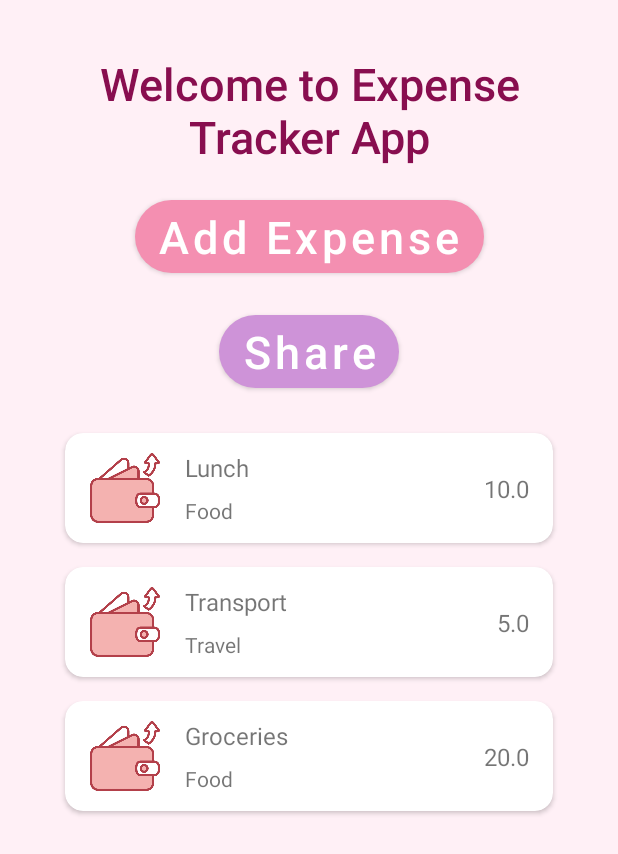
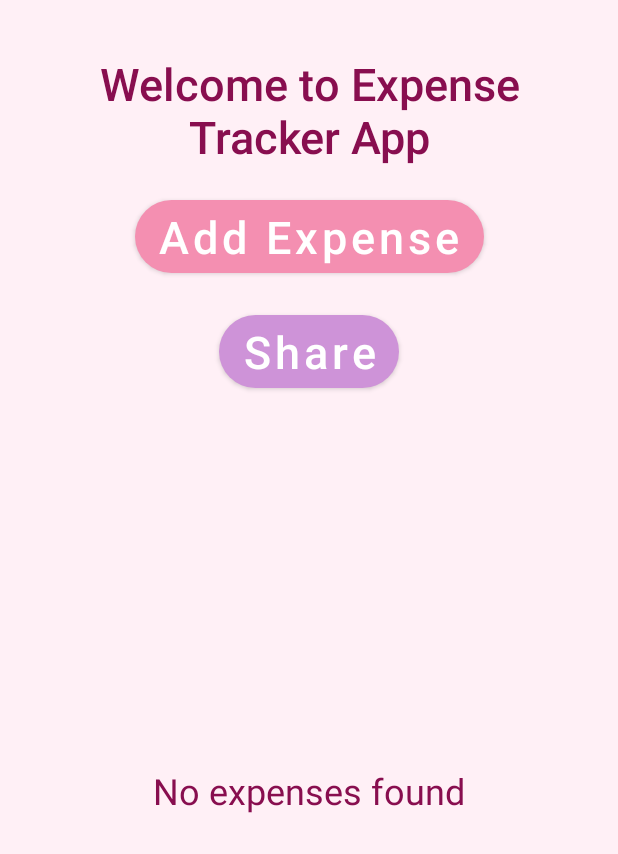
Before and after one commit to shorouksaffan/PersonalFinanceTrackerApp, an Android app: the screen it shows after launch (MainActivity), after a tap on "Share", on a phone screen of 412 x 824 dp. Shown: the top 854 px of the screen. Run offline under Robolectric (Android 15) with nearby library versions, the phone set to English and light mode, and no system bars.

Commit message:
Add empty state text view and update expense sharing functionality

```diff
--- a/app/src/main/java/com/example/personalfinancetrackerapp/ExpenseAdapter.kt
+++ b/app/src/main/java/com/example/personalfinancetrackerapp/ExpenseAdapter.kt
@@ -14,15 +14,15 @@ class ExpenseAdapter(var expenses: List<Expense>) :
         private val expenseCategory: TextView? = null
 
         fun getExpenseName(): TextView? {
-            return expenseName ?: itemView.findViewById<TextView>(R.id.expenseName)
+            return expenseName ?: itemView.findViewById(R.id.expenseName)
         }
 
         fun getExpenseAmount(): TextView? {
-            return expenseAmount ?: itemView.findViewById<TextView>(R.id.expenseAmount)
+            return expenseAmount ?: itemView.findViewById(R.id.expenseAmount)
         }
 
         fun getExpenseCategory(): TextView? {
-            return expenseCategory ?: itemView.findViewById<TextView>(R.id.expenseCategory)
+            return expenseCategory ?: itemView.findViewById(R.id.expenseCategory)
         }
     }
 
--- a/app/src/main/java/com/example/personalfinancetrackerapp/ExpenseRepository.kt
+++ /dev/null
@@ -1,9 +0,0 @@
-package com.example.personalfinancetrackerapp
-
-object ExpenseRepository {
-    val expenses = mutableListOf(
-        Expense("Lunch", 10.0, "Food"),
-        Expense("Transport", 5.0, "Travel"),
-        Expense("Groceries", 20.0, "Food")
-    )
-}
--- a/app/src/main/java/com/example/personalfinancetrackerapp/FinanceActivity.kt
+++ b/app/src/main/java/com/example/personalfinancetrackerapp/FinanceActivity.kt
@@ -1,16 +1,11 @@
 package com.example.personalfinancetrackerapp
 
-import android.content.Intent
 import android.os.Bundle
 import android.util.Log
 import android.widget.Toast
 import androidx.activity.enableEdgeToEdge
 import androidx.appcompat.app.AppCompatActivity
-import androidx.core.text.set
-import com.example.personalfinancetrackerapp.ExpenseRepository.expenses
-import com.example.personalfinancetrackerapp.R
 import com.example.personalfinancetrackerapp.databinding.ActivityFinanceBinding
-import com.example.personalfinancetrackerapp.databinding.ActivityMainBinding
 
 class FinanceActivity : AppCompatActivity() {
 
@@ -26,40 +21,60 @@ class FinanceActivity : AppCompatActivity() {
         setContentView(binding.root)
 
         binding.btnSave.setOnClickListener {
-            if (binding.editExpenseName.text.isNullOrBlank()||binding.editExpenseName.text.isEmpty()){
-                Toast.makeText(this,
-                    getString(R.string.expenses_name_can_not_be_empty), Toast.LENGTH_SHORT).show()
+            if (binding.editExpenseName.text.isNullOrBlank() || binding.editExpenseName.text.isEmpty()) {
+                Toast.makeText(
+                    this,
+                    getString(R.string.expenses_name_can_not_be_empty), Toast.LENGTH_SHORT
+                ).show()
                 return@setOnClickListener
             }
-            if (binding.editExpenseName.text.toString().lowercase().filter { it >= 'a' && it <= 'z' }.length != binding.editExpenseName.text.toString().length){
-                Toast.makeText(this,
-                    getString(R.string.expenses_name_must_contain_letters_only), Toast.LENGTH_SHORT).show()
+            if (binding.editExpenseName.text.toString().lowercase()
+                    .filter { it >= 'a' && it <= 'z' }.length != binding.editExpenseName.text.toString().length
+            ) {
+                Toast.makeText(
+                    this,
+                    getString(R.string.expenses_name_must_contain_letters_only), Toast.LENGTH_SHORT
+                ).show()
                 return@setOnClickListener
             }
-            if (binding.editAmount.text.isNullOrBlank()||binding.editAmount.text.isEmpty()) {
-                Toast.makeText(this,
-                    getString(R.string.the_amount_can_not_be_empty), Toast.LENGTH_SHORT).show()
+            if (binding.editAmount.text.isNullOrBlank() || binding.editAmount.text.isEmpty()) {
+                Toast.makeText(
+                    this,
+                    getString(R.string.the_amount_can_not_be_empty), Toast.LENGTH_SHORT
+                ).show()
                 return@setOnClickListener
             }
-            if (binding.editAmount.text.toString().toDoubleOrNull()==null){
-                Toast.makeText(this,
-                    getString(R.string.the_amount_must_be_integers_only), Toast.LENGTH_SHORT).show()
+            if (binding.editAmount.text.toString().toDoubleOrNull() == null) {
+                Toast.makeText(
+                    this,
+                    getString(R.string.the_amount_must_be_integers_only), Toast.LENGTH_SHORT
+                ).show()
                 return@setOnClickListener
             }
-            if (binding.editCategory.text.isNullOrBlank()||binding.editCategory.text.isEmpty()){
-                Toast.makeText(this,
-                    getString(R.string.category_name_can_not_be_empty), Toast.LENGTH_SHORT).show()
+            if (binding.editCategory.text.isNullOrBlank() || binding.editCategory.text.isEmpty()) {
+                Toast.makeText(
+                    this,
+                    getString(R.string.category_name_can_not_be_empty), Toast.LENGTH_SHORT
+                ).show()
                 return@setOnClickListener
             }
-            if (binding.editCategory.text.toString().lowercase().filter { it >= 'a' && it <= 'z' }.length != binding.editCategory.text.toString().length){
-                Toast.makeText(this,
-                    getString(R.string.category_name_must_contain_letters_only), Toast.LENGTH_SHORT).show()
+            if (binding.editCategory.text.toString().lowercase()
+                    .filter { it >= 'a' && it <= 'z' }.length != binding.editCategory.text.toString().length
+            ) {
+                Toast.makeText(
+                    this,
+                    getString(R.string.category_name_must_contain_letters_only), Toast.LENGTH_SHORT
+                ).show()
                 return@setOnClickListener
             }
             val name = binding.editExpenseName.text.toString()
             val amount = binding.editAmount.text.toString().toDoubleOrNull()!!
-            val category = binding.categoryTxt.text.toString()
-            Toast.makeText(this, getString(R.string.expenses_added_successfully), Toast.LENGTH_SHORT).show()
+            val category = binding.editCategory.text.toString()
+            Toast.makeText(
+                this,
+                getString(R.string.expenses_added_successfully),
+                Toast.LENGTH_SHORT
+            ).show()
             binding.editAmount.text.clear()
             binding.editCategory.text.clear()
             binding.editExpenseName.text.clear()
--- /dev/null
+++ b/app/src/main/java/com/example/personalfinancetrackerapp/GlobalData.kt
@@ -0,0 +1,3 @@
+package com.example.personalfinancetrackerapp
+
+val expenses = mutableListOf<Expense>()
--- a/app/src/main/java/com/example/personalfinancetrackerapp/MainActivity.kt
+++ b/app/src/main/java/com/example/personalfinancetrackerapp/MainActivity.kt
@@ -1,14 +1,9 @@
 package com.example.personalfinancetrackerapp
 
-import android.annotation.SuppressLint
 import android.content.Intent
 import android.os.Bundle
-import android.widget.Adapter
-import android.widget.Button
 import androidx.appcompat.app.AppCompatActivity
 import androidx.recyclerview.widget.LinearLayoutManager
-import androidx.recyclerview.widget.RecyclerView
-import com.example.personalfinancetrackerapp.ExpenseRepository.expenses
 import com.example.personalfinancetrackerapp.databinding.ActivityMainBinding
 
 class MainActivity : AppCompatActivity() {
@@ -16,7 +11,7 @@ class MainActivity : AppCompatActivity() {
     private var _binding: ActivityMainBinding? = null
     val binding get() = _binding!!
 
-    val adapter = ExpenseAdapter(ExpenseRepository.expenses)
+    val adapter = ExpenseAdapter(expenses)
 
     override fun onCreate(savedInstanceState: Bundle?) {
         super.onCreate(savedInstanceState)
@@ -29,21 +24,30 @@ class MainActivity : AppCompatActivity() {
         }
 
         binding.btnShare.setOnClickListener {
+            val balance = expenses.sumOf { it.amount }
+            val message = if (balance == 0.0) {
+                getString(R.string.no_expenses)
+            } else {
+                getString(R.string.total_expenses) + ": $balance\n" +
+                        expenses.joinToString("\n") { "${it.name} – ${it.amount} (${it.category})" }
+            }
             val shareIntent = Intent(Intent.ACTION_SEND).apply {
                 type = "text/plain"
-                putExtra(Intent.EXTRA_TEXT, "I just added a new expense: Lunch – $10")
+                putExtra(Intent.EXTRA_TEXT, message)
             }
-            startActivity(Intent.createChooser(shareIntent, "Share expense via"))
+            startActivity(Intent.createChooser(shareIntent, getString(R.string.share_expenses)))
         }
-
         binding.expensesRecyclerView.layoutManager = LinearLayoutManager(this)
-        adapter.notifyItemInserted(expenses.size - 1)
         binding.expensesRecyclerView.adapter = adapter
-
     }
 
     override fun onResume() {
         super.onResume()
+        if (expenses.isEmpty()) {
+            binding.emptyTextView.visibility = android.view.View.VISIBLE
+        } else {
+            binding.emptyTextView.visibility = android.view.View.GONE
+        }
         adapter.notifyDataSetChanged()
     }
 }
--- a/app/src/main/res/layout/activity_main.xml
+++ b/app/src/main/res/layout/activity_main.xml
@@ -67,5 +67,18 @@
         app:layout_constraintStart_toStartOf="parent"
         app:layout_constraintTop_toBottomOf="@+id/btnShare" />
 
+    <TextView
+        android:id="@+id/emptyTextView"
+        android:layout_width="wrap_content"
+        android:layout_height="wrap_content"
+        android:gravity="center"
+        android:text="@string/no_expenses_found"
+        android:textColor="#880E4F"
+        android:textSize="24sp"
+        app:layout_constraintBottom_toBottomOf="parent"
+        app:layout_constraintEnd_toEndOf="parent"
+        app:layout_constraintStart_toStartOf="parent"
+        app:layout_constraintTop_toBottomOf="@+id/btnShare" />
+
 
 </androidx.constraintlayout.widget.ConstraintLayout>
--- a/app/src/main/res/values/strings.xml
+++ b/app/src/main/res/values/strings.xml
@@ -30,4 +30,8 @@
     <string name="category_name_can_not_be_empty">Category name can not be empty</string>
     <string name="category_name_must_contain_letters_only">Category name must contain letters only</string>
     <string name="expenses_added_successfully">Expenses added successfully</string>
+    <string name="share_expenses">Share Expenses</string>
+    <string name="no_expenses_found">No expenses found</string>
+    <string name="no_expenses">No Expenses</string>
+    <string name="total_expenses">Total Expenses</string>
 </resources>
```
Also changed, not shown: 1 other file.
